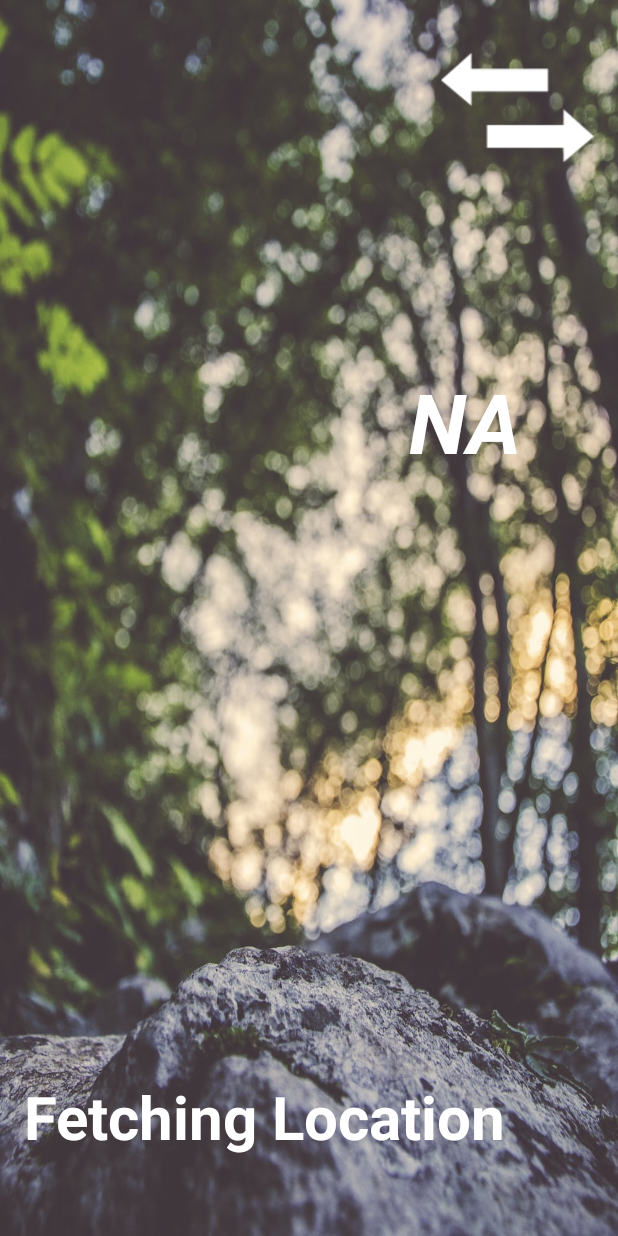
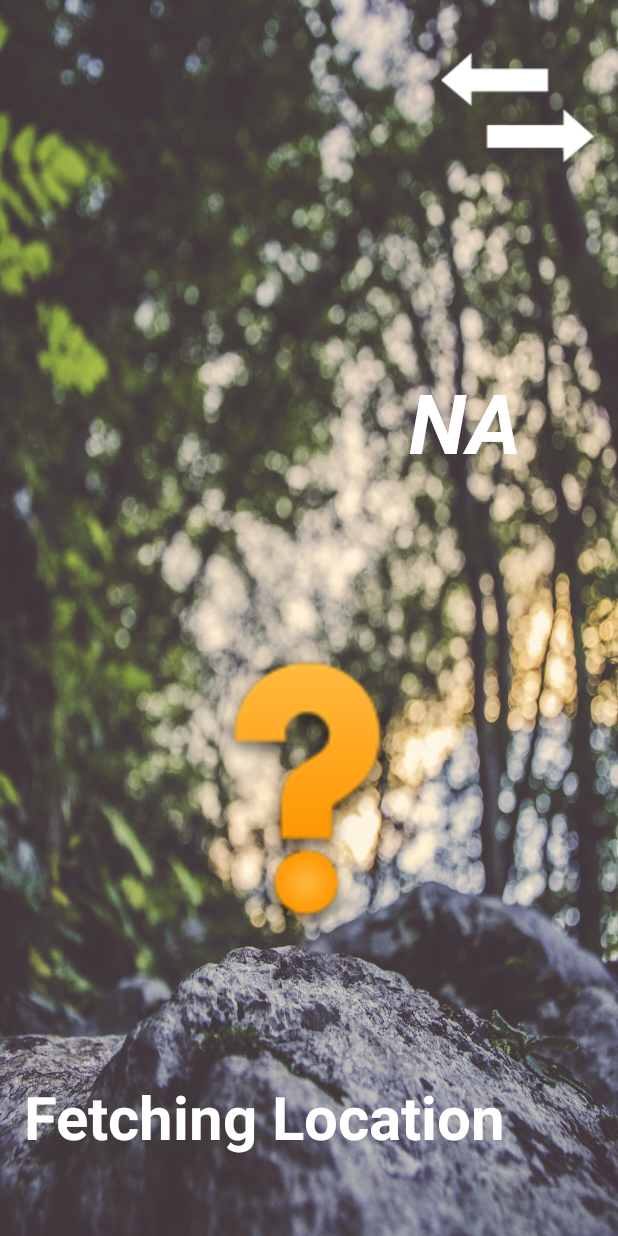
Before and after one commit to sharmaumang001/WeatherApp, an Android app: the layout weather_controller_layout.xml on its own in the app's theme, with its tools: preview values and no code run, on a phone screen of 412 x 824 dp. Run offline under Robolectric (Android 15) with nearby library versions, the phone set to English and light mode, and no system bars.

Commit message:
Linked layout and imported http library.

```diff
--- a/app/build.gradle
+++ b/app/build.gradle
@@ -31,4 +31,5 @@ dependencies {
     testImplementation 'junit:junit:4.12'
     androidTestImplementation 'androidx.test.ext:junit:1.1.1'
     androidTestImplementation 'androidx.test.espresso:espresso-core:3.2.0'
+    compile 'com.loopj.android:android-async-http:1.4.9'
 }
--- a/app/src/main/res/layout/weather_controller_layout.xml
+++ b/app/src/main/res/layout/weather_controller_layout.xml
@@ -7,6 +7,7 @@
     android:background="@drawable/weather_background">
 
     <FrameLayout
+        android:id="@+id/weather"
         android:layout_width="346dp"
         android:layout_height="251dp"
         android:layout_marginBottom="60dp"
@@ -17,6 +18,11 @@
         app:layout_constraintTop_toBottomOf="@+id/tempTV"
         app:layout_constraintVertical_bias="1.0">
 
+        <ImageView
+            android:id="@+id/weather_image"
+            android:layout_width="match_parent"
+            android:layout_height="match_parent"
+            app:srcCompat="@drawable/dunno" />
     </FrameLayout>
 
     <TextView
```
Also changed, not shown: app/src/main/java/com/example/weather/MainActivity.java (deleted, +0 -14 lines), app/src/main/java/com/example/weather/WeatherController.java (added, +51 -0 lines), app/src/main/java/com/example/weather/WeatherDataModel.java (added, +42 -0 lines).
